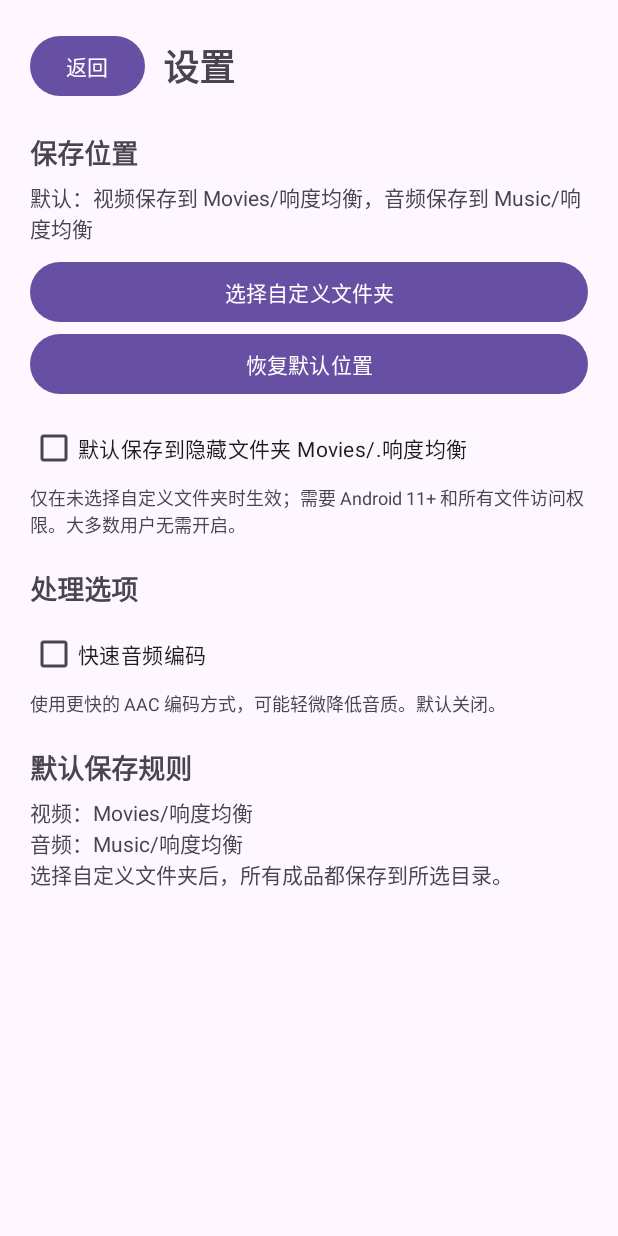
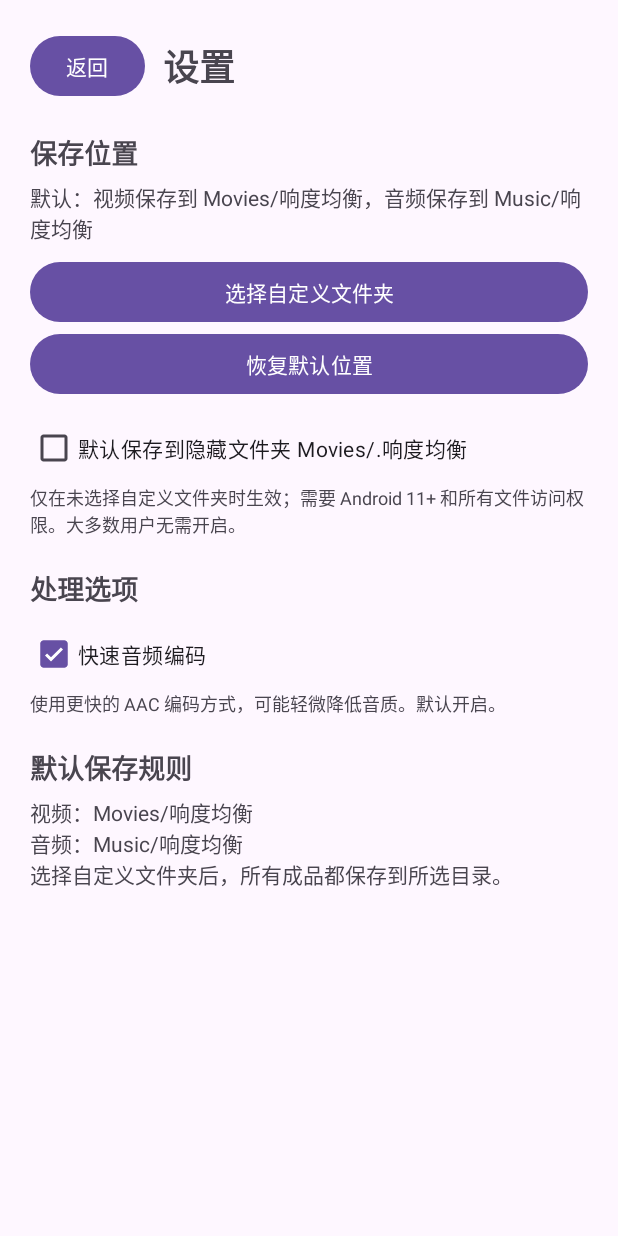
Before and after one commit to yuanc1204/loudness-normalizer, an Android app: the screen it shows after launch (SettingsActivity), after a tap on "设置", on a phone screen of 412 x 824 dp. Run offline under Robolectric (Android 15) with nearby library versions, the light colour scheme and no system bars; libraries missing offline, so code that uses them is left out: com.antonkarpenko.ffmpegkit.

Commit message:
安卓 App：保持音频码率并完善修复说明

```diff
--- a/android/app/build.gradle
+++ b/android/app/build.gradle
@@ -11,8 +11,8 @@ android {
         applicationId "com.yc.loudnorm.media"
         minSdk 29
         targetSdk 34
-        versionCode 42
-        versionName "2.10.0"
+        versionCode 43
+        versionName "2.10.1"
         ndk {
             // 只保留手机常见架构，控制 APK 体积
             abiFilters 'arm64-v8a', 'armeabi-v7a'
--- a/android/app/src/main/java/com/yc/loudnorm/MainActivity.kt
+++ b/android/app/src/main/java/com/yc/loudnorm/MainActivity.kt
@@ -173,7 +173,11 @@ class MainActivity : AppCompatActivity() {
         setHelp(R.id.helpTarget, "目标响度", "成品希望达到的平均听感响度。-16 LUFS 适合大多数视频和课堂录音；数值越接近 0，声音越响。")
         setHelp(R.id.helpStrength, "均衡力度", "控制小声音段向目标响度靠近的程度。85% 能明显改善忽大忽小，同时保留一些自然起伏；100% 更平整。")
         setHelp(R.id.helpConcat, "视频拼接", "仅对视频生效。勾选后，参与拼接的视频会按列表顺序合成一个文件；可拖动调整顺序。音频不会加入视频拼接。")
-        setHelp(R.id.helpRepair, "仅修复播放卡顿", "只重新整理视频封装，不调整音量，通常几秒完成且画面无损。选择了纯音频时此选项不可用。")
+        setHelp(
+            R.id.helpRepair,
+            "仅修复播放卡顿",
+            "原理：不重新压缩画面和声音，只把原有音视频数据重新封装进新的 MP4，并重建时间戳、索引和交错顺序。它可修复因封装或时间轴异常造成的拖动失败、音画不同步、局部卡顿；如果原始画面数据本身已经损坏，则无法修复。通常几秒完成且画质无损。选择纯音频时不可用。",
+        )
         btnStart.setOnClickListener {
             if (busy) {
                 ProcessingService.cancel()
@@ -667,7 +671,7 @@ class MainActivity : AppCompatActivity() {
         val target = targetLufs()
         val strength = strength()
         val repair = cbRepair.isChecked
-        val fastMode = settings.getBoolean("fast_mode", false)
+        val fastMode = settings.getBoolean("fast_mode", true)
         val hideVideos = settings.getBoolean("hide_videos", false)
         val customOutputTreeUri = settings.getString("output_tree_uri", null)
         val request = ProcessingRequest(
--- a/android/app/src/main/java/com/yc/loudnorm/SettingsActivity.kt
+++ b/android/app/src/main/java/com/yc/loudnorm/SettingsActivity.kt
@@ -45,7 +45,7 @@ class SettingsActivity : AppCompatActivity() {
             updateSaveLocation()
         }
 
-        cbFast.isChecked = settings.getBoolean("fast_mode", false)
+        cbFast.isChecked = settings.getBoolean("fast_mode", true)
         cbFast.setOnCheckedChangeListener { _, checked ->
             settings.edit().putBoolean("fast_mode", checked).apply()
         }
--- a/android/app/src/main/res/layout/activity_settings.xml
+++ b/android/app/src/main/res/layout/activity_settings.xml
@@ -92,7 +92,7 @@
         <TextView
             android:layout_width="match_parent"
             android:layout_height="wrap_content"
-            android:text="使用更快的 AAC 编码方式，可能轻微降低音质。默认关闭。"
+            android:text="使用更快的 AAC 编码方式，可能轻微降低音质。默认开启。"
             android:textSize="12sp" />
 
         <TextView
```
Also changed, not shown: android/app/src/main/java/com/yc/loudnorm/VideoProcessor.kt (+45 -6 lines), 1 other file.
